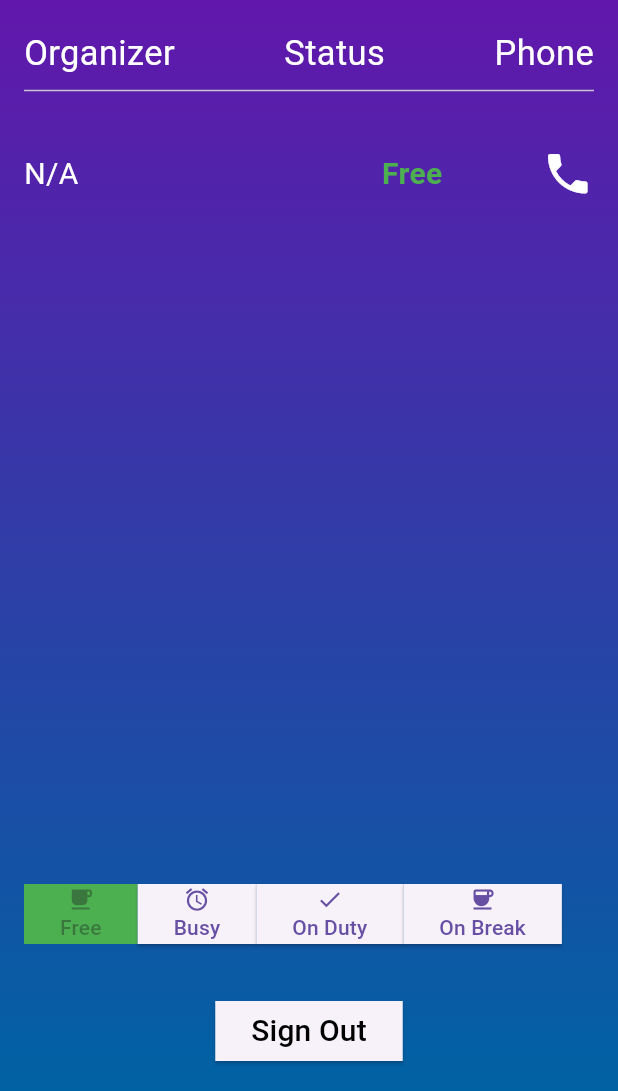
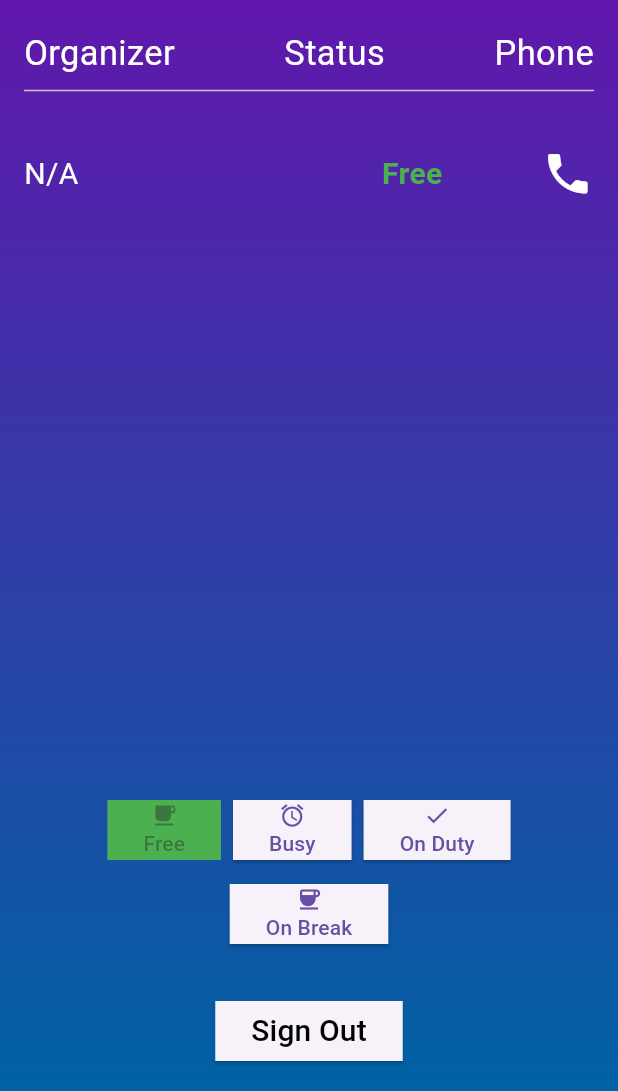
Before and after one commit to Jetza99/nmtc_hackathon_status_app, a Flutter app: the StatusScreen screen opened directly, after a tap on the "phone" icon, on a phone screen of 412 x 824 dp, the part 145-1236 px from its top. Run offline on Flutter 3.47's test engine with Material 3 defaults, Android fonts, the phone set to English and light mode, and no system bars; our stand-ins replace cloud_firestore, firebase_auth, firebase_core, fluttertoast, page_transition; accounts and stored records are empty; project files that could hold a hidden picture were left out.

Commit message:
Improved UI responsiveness.

```diff
--- a/lib/status_screen.dart
+++ b/lib/status_screen.dart
@@ -43,6 +43,7 @@ class _StatusScreenState extends State<StatusScreen> {
       child: SafeArea(
         child: Scaffold(
           body: Container(
+            height: MediaQuery.of(context).size.height,
             decoration: BoxDecoration(
               gradient: LinearGradient(
                 colors: [Color(0xFF6E0DAD), Color(0xFF0062A3)],
@@ -70,7 +71,7 @@ class _StatusScreenState extends State<StatusScreen> {
                       .toList();
 
                   return Column(
-                    mainAxisSize: MainAxisSize.max,
+                    //mainAxisSize: MainAxisSize.max,
                     children: [
                       Text(
                         'NMTC V4.0',
@@ -89,8 +90,6 @@ class _StatusScreenState extends State<StatusScreen> {
                           color: Colors.white,
                         ),
                       ),
-
-
                       SizedBox(height: 20),
                       Column(
                         children: [
@@ -119,26 +118,38 @@ class _StatusScreenState extends State<StatusScreen> {
                           SizedBox(
                             height: 30,
                           ),
-                          for (var userData in userDataList)
-                            Column(
-                              children: [
-                                Organizer(
+                          Container(
+                          height: MediaQuery.of(context).size.height * 0.35,
+                            child: ListView.separated(
+                              itemCount: userDataList.length,
+                              separatorBuilder: (context, index) => SizedBox(height: 20), // Add separator height
+                              itemBuilder: (context, index) {
+                                var userData = userDataList[index];
+                                return Organizer(
                                   name: userData['name'] ?? 'N/A',
                                   status: userData['status'] ?? 'N/A',
                                   number: userData['number'] ?? 'N/A',
-                                ),
-                                SizedBox(height: 20),
-                              ],
+                                );
+                              },
                             ),
+                          ),
                         ],
                       ),
                       Spacer(),
-                      Row(
+                      Column(
                         children: [
-                          buildStatusButton('Free'),
-                          buildStatusButton('Busy'),
-                          buildStatusButton('On Duty'),
-                          buildStatusButton('On Break'),
+                          Wrap(
+                            spacing: 8.0, // Adjust as needed
+                            runSpacing: 8.0, // Adjust as needed
+                            alignment: WrapAlignment.spaceEvenly,
+                            children: [
+                              buildStatusButton('Free'),
+                              buildStatusButton('Busy'),
+                              buildStatusButton('On Duty'),
+                              buildStatusButton('On Break'),
+                              // Add more buttons as needed
+                            ],
+                          ),
                         ],
                       ),
                       SizedBox(
@@ -288,7 +299,6 @@ class Organizer extends StatelessWidget {
           ),
           GestureDetector(
             onTap: () async {
-              var url = 'tel:${number}';
               launchUrl(Uri(scheme: 'tel', path: number));
             },
             child: Icon(
```
Also changed, not shown: lib/firebase_options.dart, 2 other files.
